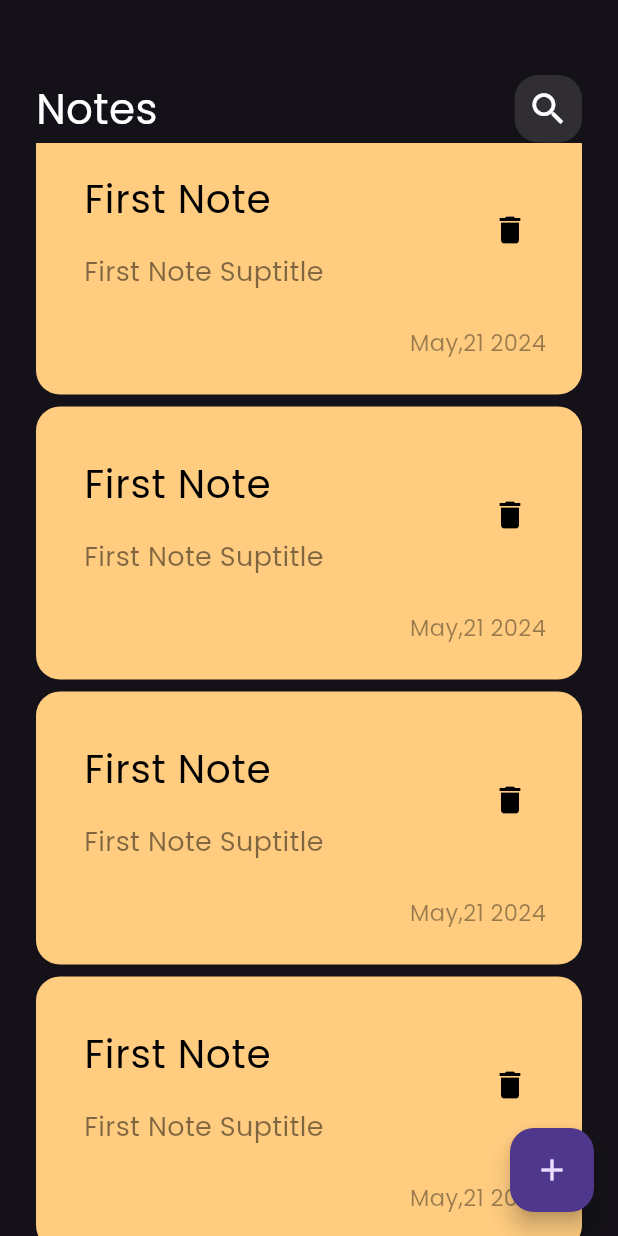
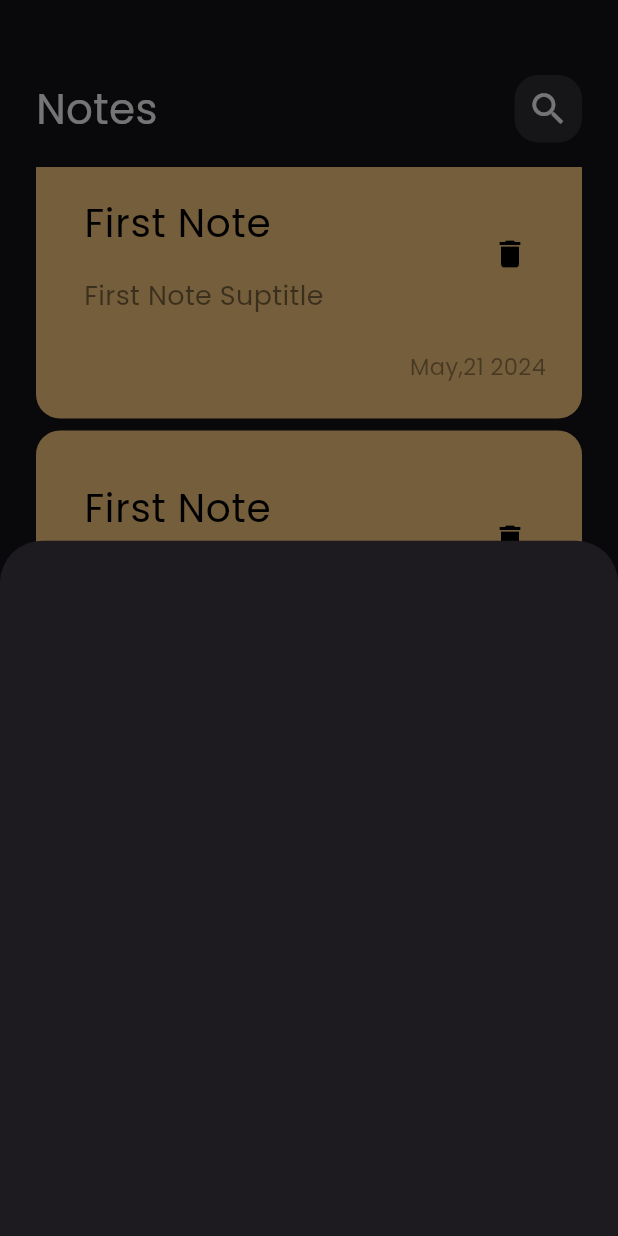
Before and after one commit to Salah248/notes_app, a Flutter app: the screen it shows after launch, scrolled down 1728 dp, after a tap on the "add" icon, on a phone screen of 412 x 824 dp. Run offline on Flutter 3.47's test engine with Material 3 defaults, Android fonts, the phone set to English and light mode, and no system bars.

Commit message:
new change 5

```diff
--- a/lib/views/home_view.dart
+++ b/lib/views/home_view.dart
@@ -1,5 +1,6 @@
 import 'package:flutter/material.dart';
-import 'package:notes_app/widgets/notes.view.dart';
+import 'package:notes_app/widgets/custom_add_note_button.dart';
+import 'package:notes_app/widgets/custom_notes_view.dart';
 
 class HomeView extends StatelessWidget {
   const HomeView({super.key});
@@ -8,7 +9,14 @@ class HomeView extends StatelessWidget {
   Widget build(BuildContext context) {
     return Scaffold(
       floatingActionButton: FloatingActionButton(
-        onPressed: () {},
+        onPressed: () {
+          showModalBottomSheet(
+            context: context,
+            builder: (context) {
+              return const AddNoteButton();
+            },
+          );
+        },
         child: const Icon(Icons.add),
       ),
       body: const NotesView(),
--- /dev/null
+++ b/lib/widgets/custom_add_note_button.dart
@@ -0,0 +1,10 @@
+import 'package:flutter/material.dart';
+
+class AddNoteButton extends StatelessWidget {
+  const AddNoteButton({super.key});
+
+  @override
+  Widget build(BuildContext context) {
+    return Container();
+  }
+}
--- a/lib/widgets/custom_list_view.dart
+++ b/lib/widgets/custom_list_view.dart
@@ -6,13 +6,17 @@ class NotesListView extends StatelessWidget {
 
   @override
   Widget build(BuildContext context) {
-    return ListView.builder(
+    return Padding(
+      padding: const EdgeInsets.symmetric(vertical: 16),
+      child: ListView.builder(
+        padding: EdgeInsets.zero,
         itemBuilder: (context, index) {
           return const Padding(
             padding: EdgeInsets.symmetric(vertical: 4),
             child: CustomNotesItem(),
           );
         },
+      ),
     );
   }
 }
```
Also changed, not shown: lib/widgets/custom_notes_view.dart (renamed from lib/widgets/notes.view.dart). Lines whose indentation alone changed are shown as unchanged.
